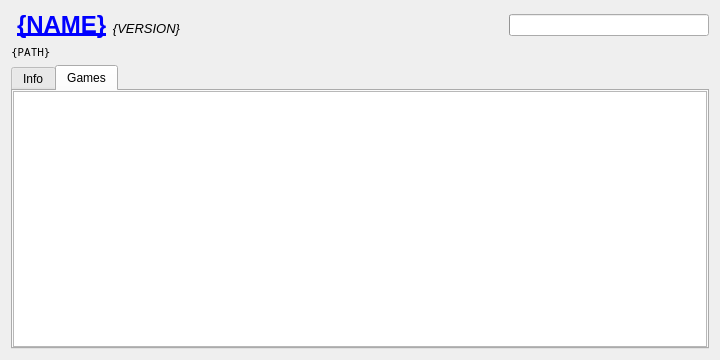
First picture: the form in ui/emulator.ui, repository SanderTheDragon/Qtendo, before the edit.
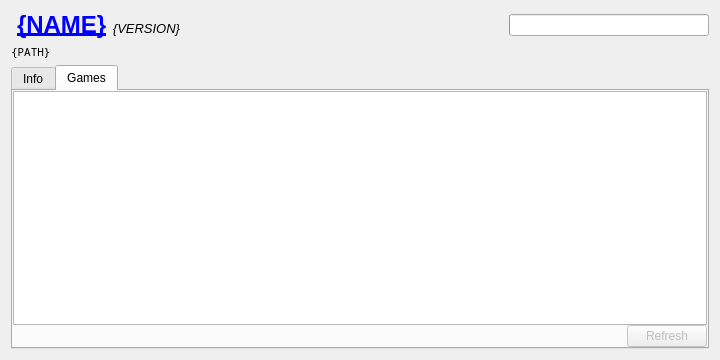
Second picture: the form after the edit. The open tabs and pages were chosen to show the change. Icons and pictures are not drawn.

Patch:
```diff
--- a/ui/emulator.ui
+++ b/ui/emulator.ui
@@ -137,7 +137,33 @@
        <property name="spacing">
         <number>0</number>
        </property>
-       <item row="0" column="0">
+       <item row="1" column="1">
+        <widget class="QPushButton" name="refreshButton">
+         <property name="enabled">
+          <bool>false</bool>
+         </property>
+         <property name="text">
+          <string>Refresh</string>
+         </property>
+         <property name="icon">
+          <iconset theme="view-refresh"/>
+         </property>
+        </widget>
+       </item>
+       <item row="1" column="0">
+        <spacer name="horizontalSpacer_2">
+         <property name="orientation">
+          <enum>Qt::Horizontal</enum>
+         </property>
+         <property name="sizeHint" stdset="0">
+          <size>
+           <width>40</width>
+           <height>20</height>
+          </size>
+         </property>
+        </spacer>
+       </item>
+       <item row="0" column="0" colspan="2">
         <widget class="QTableWidget" name="gameList">
          <property name="autoScroll">
           <bool>false</bool>
```
